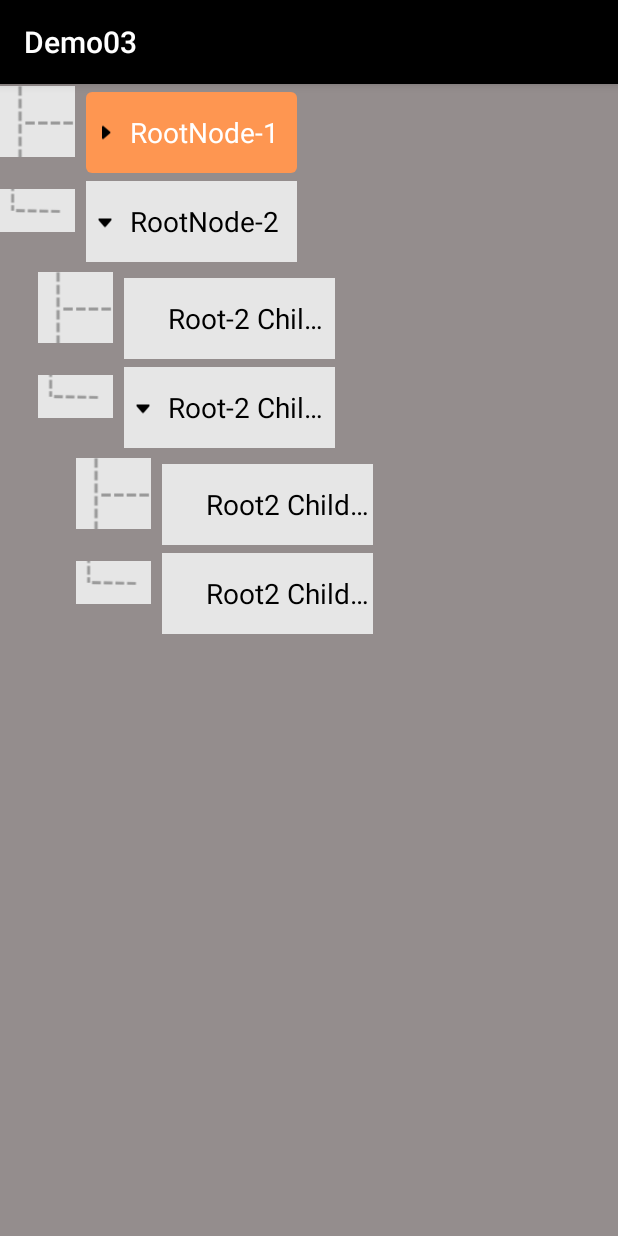
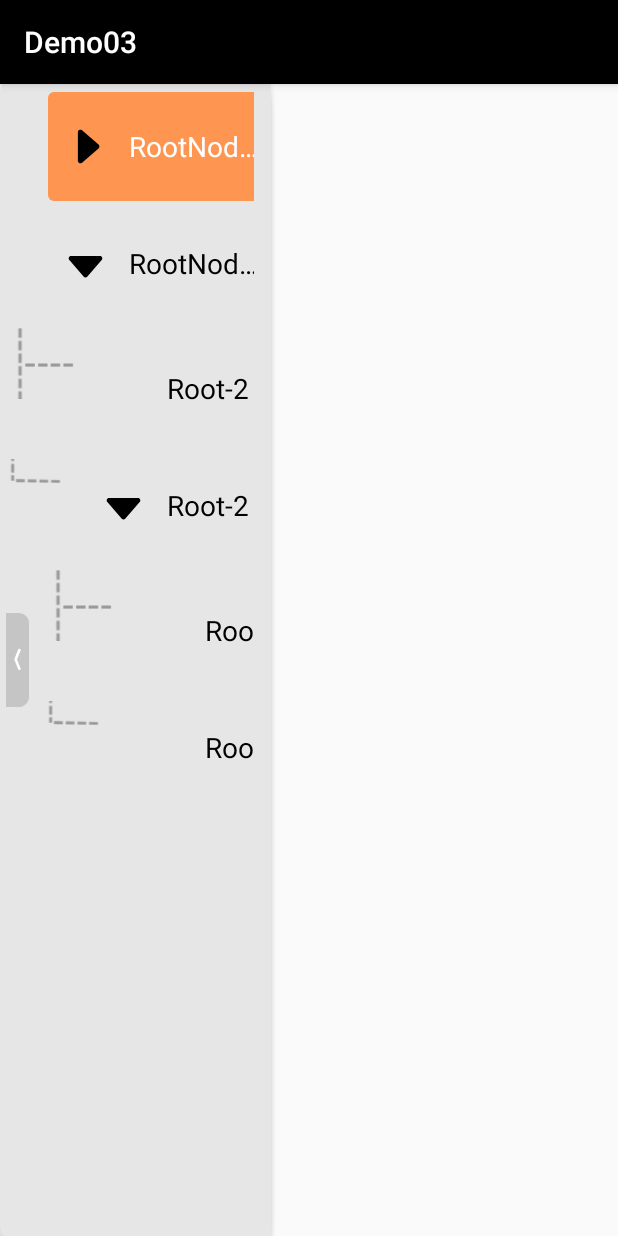
Before and after one commit to halleown/Demo03, an Android app: the screen it shows after launch (TreeActivity), after a tap on an icon or button, on a phone screen of 412 x 824 dp. Run offline under Robolectric (Android 15) with nearby library versions, the phone set to English and light mode, and no system bars.

Commit message:
没什么

```diff
--- /dev/null
+++ b/app/src/main/java/com/example/demo03/mytree/CustomHorizontalScrollView.java
@@ -0,0 +1,66 @@
+package com.example.demo03.mytree;
+
+import android.content.Context;
+import android.util.AttributeSet;
+import android.view.MotionEvent;
+import android.view.ViewConfiguration;
+import android.widget.HorizontalScrollView;
+
+public class CustomHorizontalScrollView extends HorizontalScrollView {
+    //用于确定触摸滑动的最小距离
+    private int mTouchSlop;
+    private float mPrevX;
+    private float mPrevY;
+    private boolean mIsHorizontalScrolling;
+
+    public CustomHorizontalScrollView(Context context) {
+        this(context, null);
+    }
+
+    public CustomHorizontalScrollView(Context context, AttributeSet attrs) {
+        this(context, attrs, 0);
+    }
+
+    public CustomHorizontalScrollView(Context context, AttributeSet attrs, int defStyleAttr) {
+        super(context, attrs, defStyleAttr);
+        init(context);
+    }
+
+    private void init(Context context) {
+        ViewConfiguration vc = ViewConfiguration.get(context);
+        mTouchSlop = vc.getScaledTouchSlop();
+    }
+
+    @Override
+    public boolean onInterceptTouchEvent(MotionEvent ev) {
+        switch (ev.getActionMasked()) {
+            case MotionEvent.ACTION_DOWN:
+                mPrevX = ev.getX();
+                mPrevY = ev.getY();
+                mIsHorizontalScrolling = false;
+                break;
+
+            case MotionEvent.ACTION_MOVE:
+                float deltaX = Math.abs(ev.getX() - mPrevX);
+                float deltaY = Math.abs(ev.getY() - mPrevY);
+
+                if (deltaX > mTouchSlop && deltaX > deltaY) {
+                    mIsHorizontalScrolling = true;
+                    return true;
+                }else {
+                    mIsHorizontalScrolling = false;
+                    return false;
+                }
+//                break;
+        }
+        return super.onInterceptTouchEvent(ev);
+    }
+
+    @Override
+    public boolean onTouchEvent(MotionEvent ev) {
+        if (mIsHorizontalScrolling) {
+            getParent().requestDisallowInterceptTouchEvent(true);
+        }
+        return super.onTouchEvent(ev);
+    }
+}
--- a/app/src/main/java/com/example/demo03/mytree/TreeActivity.kt
+++ b/app/src/main/java/com/example/demo03/mytree/TreeActivity.kt
@@ -82,9 +82,11 @@ class TreeActivity : AppCompatActivity() {
         treeSideDatas.clear()
         treeSideDatas.addAll(buildTree)
 
+        val srvTree: CustomHorizontalScrollView = findViewById(R.id.srvTree)
+
         val rlv_side_menu: RecyclerView = findViewById(R.id.rlv_side_menu)
         rlv_side_menu?.layoutManager = LinearLayoutManager(this)
-        treeSideAdapter = TreeSideNodeAdapter(treeSideDatas, this, rlv_side_menu!!)
+        treeSideAdapter = TreeSideNodeAdapter(treeSideDatas, this, srvTree, rlv_side_menu!!)
         treeSideAdapter.notifyDataSetChanged()
 
         rlv_side_menu.adapter = treeSideAdapter
--- a/app/src/main/java/com/example/demo03/mytree/TreeSideNodeAdapter.kt
+++ b/app/src/main/java/com/example/demo03/mytree/TreeSideNodeAdapter.kt
@@ -8,6 +8,7 @@ import android.view.LayoutInflater
 import android.view.View
 import android.view.View.OnClickListener
 import android.view.ViewGroup
+import android.view.ViewTreeObserver
 import android.widget.ImageView
 import android.widget.LinearLayout
 import android.widget.TextView
@@ -19,11 +20,11 @@ import com.example.demo03.R
 class TreeSideNodeAdapter(
     var datas: MutableList<TreeSideItems>,
     var mContext: Context,
-    // var customHorizontalScrollView: CustomHorizontalScrollView,
+    var customHorizontalScrollView: CustomHorizontalScrollView,
     var rlv_side_menu: RecyclerView
 ) :
     RecyclerView.Adapter<TreeSideNodeAdapter.TestDemoHolder>() {
-    // var globalList: ViewTreeObserver.OnGlobalLayoutListener? = null
+    var globalList: ViewTreeObserver.OnGlobalLayoutListener? = null
 
     //    var treeSideNodeCheck = false // 当节点不存在子级节点时,是否带复选框 false表示不带复选框单选模式,true表示带多选框多选模式
     var listener: Listener? = null
@@ -60,11 +61,12 @@ class TreeSideNodeAdapter(
         }
 
         // 根节点不显示线
-
-        if (position == datas.size - 1) {// 最后一个节点
-            holder.ivLine.setImageResource(R.drawable.line)
-        } else {
-            holder.ivLine.setImageResource(R.drawable.line2)
+        if (!getLevel(itemData.Node)) {
+            if (position == datas.size - 1) {// 最后一个节点
+                holder.ivLine.setImageResource(R.drawable.line)
+            } else {
+                holder.ivLine.setImageResource(R.drawable.line2)
+            }
         }
 
 
@@ -80,9 +82,9 @@ class TreeSideNodeAdapter(
                 val offset = rlv_side_menu.getChildAt(0).top
 
                 // 保存当前滚动位置
-                // val scrollX = customHorizontalScrollView.scrollX
-                // globalList = ViewTreeObserver.OnGlobalLayoutListener { customHorizontalScrollView.scrollTo(scrollX, 0) }
-                // customHorizontalScrollView.viewTreeObserver.addOnGlobalLayoutListener(globalList)
+                val scrollX = customHorizontalScrollView.scrollX
+                globalList = ViewTreeObserver.OnGlobalLayoutListener { customHorizontalScrollView.scrollTo(scrollX, 0) }
+                customHorizontalScrollView.viewTreeObserver.addOnGlobalLayoutListener(globalList)
 
                 // 禁用滑动
                 holder.rlvChild.isNestedScrollingEnabled = false
@@ -99,10 +101,10 @@ class TreeSideNodeAdapter(
                 // 还原滚动位置
                 holder.itemView.postDelayed({
                     // 还原滚动位置
-                    // customHorizontalScrollView.scrollTo(scrollX, 0)
-                    // if (globalList != null) {
-                    //     customHorizontalScrollView.viewTreeObserver.removeOnGlobalLayoutListener(globalList)
-                    // }
+                    customHorizontalScrollView.scrollTo(scrollX, 0)
+                    if (globalList != null) {
+                        customHorizontalScrollView.viewTreeObserver.removeOnGlobalLayoutListener(globalList)
+                    }
                 }, 400)
                 // 恢复滚动状态
                 (rlv_side_menu.layoutManager as LinearLayoutManager).scrollToPositionWithOffset(position, offset)
@@ -144,7 +146,7 @@ class TreeSideNodeAdapter(
             })
         } else {
             // 有子节点
-            val childAdapter = TreeSideNodeAdapter(itemData.childItems!!, mContext, rlv_side_menu)
+            val childAdapter = TreeSideNodeAdapter(itemData.childItems!!, mContext, customHorizontalScrollView, rlv_side_menu)
             childAdapter.listener = listener
             holder.rlvChild.layoutManager = LinearLayoutManager(mContext)
             holder.rlvChild.adapter = childAdapter
--- /dev/null
+++ b/app/src/main/java/com/example/demo03/mytree/VerticalScrollBarView.kt
@@ -0,0 +1,86 @@
+package com.example.demo03.mytree
+
+import android.content.Context
+import android.graphics.Canvas
+import android.graphics.Color
+import android.graphics.Paint
+import android.graphics.RectF
+import android.util.AttributeSet
+import android.view.View
+import android.view.View.INVISIBLE
+import android.view.View.VISIBLE
+import androidx.core.content.ContextCompat
+import com.example.demo03.R
+
+class VerticalScrollBarView(context: Context, attrs: AttributeSet) : View(context, attrs) {
+    private var scroll_width = 0f
+    private var radius_width = 0f
+
+    init {
+        val ta = context.obtainStyledAttributes(attrs, R.styleable.VerticalScrollBarView)
+        scroll_width = ta.getDimension(R.styleable.VerticalScrollBarView_scroll_width, 0f)
+        radius_width = ta.getDimension(R.styleable.VerticalScrollBarView_radius_width, 0f)
+    }
+
+    // Paint for drawing the scrollbar track and thumb
+    private val trackPaint = Paint(Paint.ANTI_ALIAS_FLAG).apply {
+        color = Color.parseColor("#acacac")  // scrollbar track color
+    }
+
+
+    private val thumbPaint = Paint(Paint.ANTI_ALIAS_FLAG).apply {
+//        if (Build.VERSION.SDK_INT >= Build.VERSION_CODES.M) {
+//            color =
+//                context.getColor(com.obdstar.common.ui.R.color.colorPrimary)
+//        }else {
+//
+//        } // scrollbar thumb color
+        color = ContextCompat.getColor(context, R.color.colorPrimary)
+    }
+
+    private var scrollPercentage: Float = 0f  // Current scroll percentage (0 to 1)
+    private var thumbHeightPercentage: Float = 0.2f  // Height of thumb as a percentage of the view's height
+    private var isThumbVisible = false  // Visibility state of the thumb
+
+    init {
+        visibility = INVISIBLE  // Initialize as invisible
+    }
+
+    // 设置滚动位置的百分比
+    fun setScrollPercentage(percentage: Float) {
+        scrollPercentage = percentage.coerceIn(0f, 1f)  // Keep percentage between 0 and 1
+        invalidate()  // Refresh the view
+    }
+
+    // 设置滑块的可见性
+    fun showThumb(visible: Boolean) {
+        isThumbVisible = visible
+        visibility = if (visible) VISIBLE else INVISIBLE
+        invalidate()
+    }
+
+    override fun onDraw(canvas: Canvas) {
+        super.onDraw(canvas)
+
+        // Calculate dimensions
+        val width = scroll_width  // Width of scrollbar from XML, adjust as needed
+        val cornerRadius = radius_width  // Corner radius from XML
+        val thumbHeight = height * thumbHeightPercentage  // Thumb height relative to view height
+        val thumbTop = scrollPercentage * (height - thumbHeight)
+
+        // Draw scrollbar track
+        val trackRect = RectF(0f, 0f, width.toFloat(), height.toFloat())
+        canvas.drawRoundRect(trackRect, cornerRadius.toFloat(), cornerRadius.toFloat(), trackPaint)
+
+        // Draw scrollbar thumb only when visible
+        if (isThumbVisible) {
+            val thumbRect = RectF(0f, thumbTop, width.toFloat(), thumbTop + thumbHeight)
+            canvas.drawRoundRect(thumbRect, cornerRadius.toFloat(), cornerRadius.toFloat(), thumbPaint)
+        }
+    }
+
+    // Helper function to convert dp to pixels
+    private fun dpToPx(dp: Float): Int {
+        return (dp * context.resources.displayMetrics.density).toInt()
+    }
+}
--- /dev/null
+++ b/app/src/main/res/drawable/scroll_bar_thumb_4.xml
@@ -0,0 +1,10 @@
+<?xml version="1.0" encoding="utf-8"?>
+<layer-list xmlns:android="http://schemas.android.com/apk/res/android">
+    <item>
+        <shape>
+            <solid android:color="@color/colorPrimary" />
+            <corners android:radius="@dimen/_4dp" />
+            <size android:width="@dimen/_4dp" />
+        </shape>
+    </item>
+</layer-list>
--- /dev/null
+++ b/app/src/main/res/drawable/scroll_bar_track_4.xml
@@ -0,0 +1,10 @@
+<?xml version="1.0" encoding="utf-8"?>
+<layer-list xmlns:android="http://schemas.android.com/apk/res/android">
+    <item>
+        <shape>
+            <solid android:color="#acacac" />
+            <corners android:radius="@dimen/_2dp" />
+            <size android:width="@dimen/_4dp" />
+        </shape>
+    </item>
+</layer-list>
--- /dev/null
+++ b/app/src/main/res/drawable/treesideclose_s.xml
@@ -0,0 +1,13 @@
+<vector xmlns:android="http://schemas.android.com/apk/res/android"
+    android:width="24dp"
+    android:height="99dp"
+    android:viewportWidth="24"
+    android:viewportHeight="99">
+  <path
+      android:pathData="M24,10.909L24,88.091C24,94.116 19.116,99 13.091,99L0,99L0,0L13.091,0C19.116,0 24,4.884 24,10.909Z"
+      android:fillColor="#C5C5C5"/>
+  <path
+      android:pathData="M15.245,39.56Q15.365,39.293 15.365,39Q15.365,38.933 15.358,38.866Q15.352,38.799 15.339,38.734Q15.326,38.668 15.306,38.604Q15.287,38.54 15.261,38.478Q15.235,38.416 15.204,38.357Q15.172,38.297 15.135,38.242Q15.098,38.186 15.055,38.134Q15.013,38.082 14.965,38.035Q14.918,37.987 14.866,37.945Q14.814,37.902 14.758,37.865Q14.703,37.828 14.643,37.796Q14.584,37.765 14.522,37.739Q14.46,37.713 14.396,37.694Q14.332,37.674 14.266,37.661Q14.2,37.648 14.134,37.642Q14.067,37.635 14,37.635Q13.894,37.635 13.79,37.651Q13.685,37.668 13.584,37.7Q13.484,37.732 13.389,37.779Q13.294,37.827 13.208,37.888Q13.122,37.949 13.046,38.023Q12.971,38.097 12.907,38.182Q12.844,38.267 12.794,38.36Q12.745,38.453 12.71,38.553L8.838,48.303Q8.592,48.923 8.841,49.541L12.712,59.15Q12.747,59.249 12.797,59.342Q12.847,59.435 12.91,59.519Q12.974,59.603 13.049,59.677Q13.125,59.75 13.211,59.811Q13.297,59.872 13.391,59.919Q13.486,59.966 13.586,59.998Q13.686,60.03 13.79,60.046Q13.895,60.062 14,60.062Q14.067,60.062 14.134,60.055Q14.2,60.049 14.266,60.036Q14.332,60.023 14.396,60.003Q14.46,59.984 14.522,59.958Q14.584,59.932 14.643,59.901Q14.703,59.869 14.758,59.832Q14.814,59.795 14.866,59.752Q14.918,59.71 14.965,59.662Q15.013,59.615 15.055,59.563Q15.098,59.511 15.135,59.455Q15.172,59.4 15.204,59.34Q15.235,59.281 15.261,59.219Q15.287,59.157 15.306,59.093Q15.326,59.029 15.339,58.963Q15.352,58.897 15.358,58.831Q15.365,58.764 15.365,58.697Q15.365,58.401 15.242,58.131L11.529,48.916L15.245,39.56Z"
+      android:fillColor="#FFFFFF"
+      android:fillType="evenOdd"/>
+</vector>
--- a/app/src/main/res/layout/activity_tree.xml
+++ b/app/src/main/res/layout/activity_tree.xml
@@ -1,16 +1,80 @@
 <?xml version="1.0" encoding="utf-8"?>
-<LinearLayout xmlns:android="http://schemas.android.com/apk/res/android"
+<androidx.constraintlayout.widget.ConstraintLayout xmlns:android="http://schemas.android.com/apk/res/android"
     xmlns:app="http://schemas.android.com/apk/res-auto"
     xmlns:tools="http://schemas.android.com/tools"
     android:layout_width="match_parent"
     android:layout_height="match_parent"
     tools:context=".mytree.TreeActivity">
 
+    <!--左侧侧拉树-->
+    <LinearLayout
+        android:id="@+id/llTreeSide"
+        android:layout_width="@dimen/_294dp"
+        android:layout_height="0dp"
+        android:background="@drawable/tree_side_bg"
+        android:orientation="horizontal"
+        android:paddingEnd="@dimen/_10dp"
+        app:layout_constraintBottom_toBottomOf="parent"
+        app:layout_constraintStart_toStartOf="parent"
+        app:layout_constraintTop_toTopOf="parent"
+        tools:ignore="RtlSymmetry">
+
+        <RelativeLayout
+            android:layout_width="0dp"
+            android:layout_height="match_parent"
+            android:layout_weight="1">
+
+            <!--动画-->
+            <com.example.demo03.mytree.CustomHorizontalScrollView
+                android:id="@+id/srvTree"
+                android:layout_width="match_parent"
+                android:layout_height="match_parent"
+                android:descendantFocusability="blocksDescendants"
+                android:paddingHorizontal="@dimen/_4dp"
+                android:paddingBottom="@dimen/_4dp"
+                android:scrollbarAlwaysDrawHorizontalTrack="true"
+                android:scrollbarSize="@dimen/_4dp"
+                android:scrollbarStyle="insideOverlay"
+                android:scrollbarThumbHorizontal="@drawable/scroll_bar_thumb_4"
+                android:scrollbarTrackHorizontal="@drawable/scroll_bar_track_4"
+                android:scrollbars="horizontal">
+
                 <androidx.recyclerview.widget.RecyclerView
                     android:id="@+id/rlv_side_menu"
                     android:layout_width="match_parent"
-        android:background="#948D8D"
                     android:layout_height="match_parent"
                     android:orientation="vertical" />
+            </com.example.demo03.mytree.CustomHorizontalScrollView>
+
+            <ImageView
+                android:id="@+id/ivSpinners"
+                android:layout_width="@dimen/_80dp"
+                android:layout_height="@dimen/_30dp"
+                android:layout_alignParentBottom="true"
+                android:layout_centerHorizontal="true" />
+        </RelativeLayout>
+
+        <com.example.demo03.mytree.VerticalScrollBarView
+            android:id="@+id/customVerticalScrollBar"
+            android:layout_width="@dimen/_4dp"
+            android:layout_height="match_parent"
+            android:layout_alignParentEnd="true"
+            android:layout_marginVertical="@dimen/_4dp"
+            android:layout_marginEnd="@dimen/_5dp"
+            app:radius_width="@dimen/_4dp"
+            app:scroll_width="@dimen/_4dp" />
 
     </LinearLayout>
+    <!--    左侧侧拉树开关-->
+    <ImageView
+        android:id="@+id/ivTreeSideClose"
+        android:layout_width="@dimen/_24dp"
+        android:layout_height="@dimen/_100dp"
+        android:layout_marginStart="@dimen/_6dp"
+        android:scaleType="fitXY"
+        android:src="@drawable/treesideclose_s"
+        app:layout_constraintBottom_toBottomOf="parent"
+        app:layout_constraintStart_toStartOf="parent"
+        app:layout_constraintTop_toTopOf="parent" />
+
+</androidx.constraintlayout.widget.ConstraintLayout>
--- a/app/src/main/res/layout/item_tree_side.xml
+++ b/app/src/main/res/layout/item_tree_side.xml
@@ -25,10 +25,11 @@
         android:minWidth="@dimen/_290dp"
         android:layout_marginTop="@dimen/_8dp">
 
+        <!--这里如果宽高过小，可能会挤到其他位置去，如Root-2 Child1的移到Root2 Child-1-0，（宽高都为：_50dp）-->
         <ImageView
             android:id="@+id/ivExpand"
-            android:layout_width="@dimen/_40dp"
-            android:layout_height="@dimen/_50dp"
+            android:layout_width="50dp"
+            android:layout_height="50dp"
             android:layout_gravity="center_vertical"
             android:padding="@dimen/_7dp" />
         <!--        <ImageView-->
--- /dev/null
+++ b/app/src/main/res/values/attr_vertical_scroll_bar_view.xml
@@ -0,0 +1,7 @@
+<?xml version="1.0" encoding="utf-8"?>
+<resources>
+    <declare-styleable name="VerticalScrollBarView">
+        <attr name="scroll_width" format="dimension|reference" />
+        <attr name="radius_width" format="dimension|reference" />
+    </declare-styleable>
+</resources>
--- a/app/src/main/res/values/colors.xml
+++ b/app/src/main/res/values/colors.xml
@@ -9,4 +9,6 @@
     <color name="white">#FFFFFFFF</color>
 
     <color name="one">#e6e6e6</color>
+    <color name="colorPrimary">#ff6d00</color> <!--辅色 需要突出的高亮icon颜色-->
+
 </resources>
```
Also changed, not shown: app/src/main/res/drawable/tree_side_bg.png (added). Lines whose indentation alone changed are shown as unchanged.
